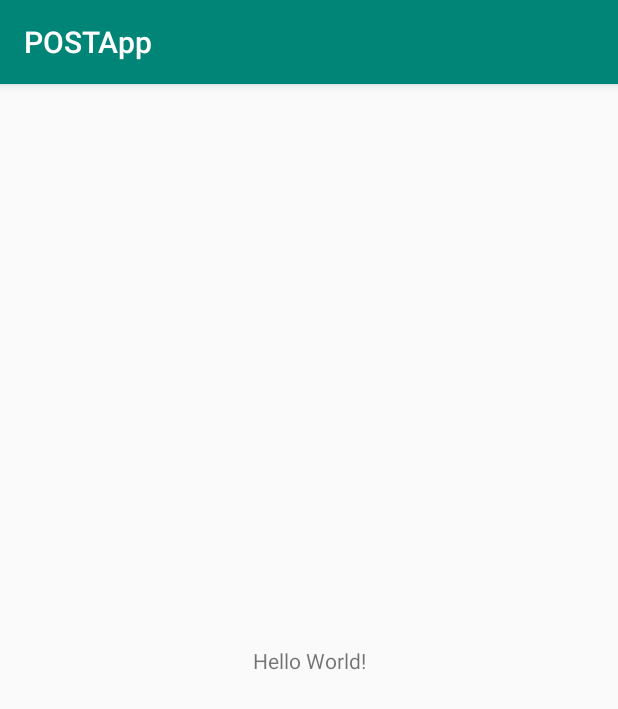
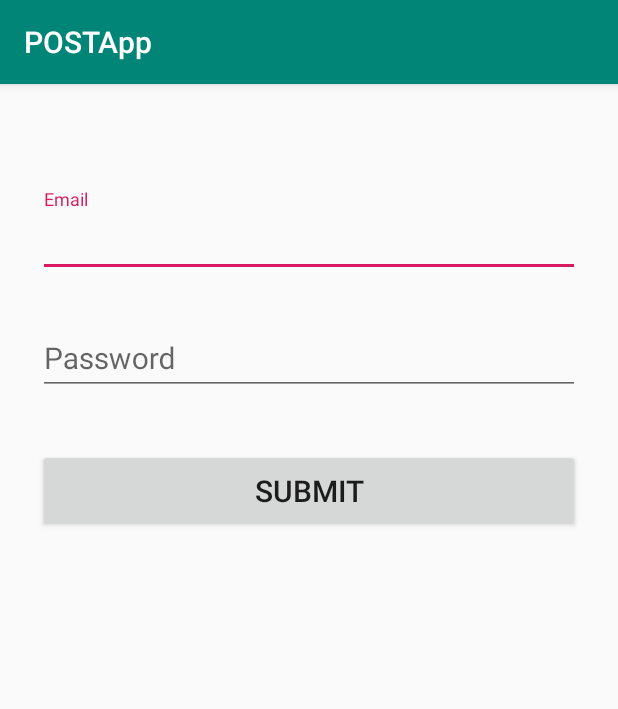
Before and after one commit to saarthak08/POSTApp, an Android app: the screen it shows after launch (MainActivity), on a phone screen of 412 x 824 dp. Shown: the top 709 px of the screen. Run offline under Robolectric (Android 15) with nearby library versions, the phone set to English and light mode, and no system bars.

```diff
--- a/app/build.gradle
+++ b/app/build.gradle
@@ -27,4 +27,6 @@ dependencies {
     testImplementation 'junit:junit:4.12'
     androidTestImplementation 'com.android.support.test:runner:1.0.2'
     androidTestImplementation 'com.android.support.test.espresso:espresso-core:3.0.2'
+    implementation 'com.android.support:support-v4:28.0.0'
+    implementation 'com.android.support:design:28.0.0'
 }
--- a/app/src/main/java/com/sg/postapp/MainActivity.java
+++ b/app/src/main/java/com/sg/postapp/MainActivity.java
@@ -2,12 +2,64 @@ package com.sg.postapp;
 
 import android.support.v7.app.AppCompatActivity;
 import android.os.Bundle;
+import android.util.Log;
+import android.view.View;
+import android.widget.Button;
+import android.widget.EditText;
+import android.widget.TextView;
+
+import com.sg.postapp.model.User;
+import com.sg.postapp.service.POSTAppService;
+import com.sg.postapp.service.RetrofitInstance;
+
+import retrofit2.Call;
+import retrofit2.Callback;
+import retrofit2.Response;
 
 public class MainActivity extends AppCompatActivity {
+    private EditText email;
+    private EditText password;
+    private TextView result;
+    private Button submitButton;
 
     @Override
     protected void onCreate(Bundle savedInstanceState) {
         super.onCreate(savedInstanceState);
         setContentView(R.layout.activity_main);
+        email=findViewById(R.id.et_email);
+        password=findViewById(R.id.et_password);
+        result=findViewById(R.id.tv_result);
+        submitButton=findViewById(R.id.btn_submit);
+        submitButton.setOnClickListener(new View.OnClickListener() {
+            @Override
+            public void onClick(View v) {
+                postData();
+            }
+        });
+
+    }
+
+    private void postData() {
+        User user=new User();
+        user.setName(email.getText().toString());
+        user.setPassword(password.getText().toString());
+        POSTAppService postAppService= RetrofitInstance.getService();
+        Call<User> call=postAppService.getResutls(user);
+        Log.i("responsetest","Before id: "+user.getId());
+        email.setText("");
+        password.setText("");
+        call.enqueue(new Callback<User>() {
+            @Override
+            public void onResponse(Call<User> call, Response<User> response) {
+                User resultUser=response.body();
+                Log.i("responsetest","After id: "+resultUser.getId());
+                result.setText("ID: "+resultUser.getId());
+            }
+
+            @Override
+            public void onFailure(Call<User> call, Throwable t) {
+
+            }
+        });
     }
 }
--- a/app/src/main/java/com/sg/postapp/service/RetrofitInstance.java
+++ b/app/src/main/java/com/sg/postapp/service/RetrofitInstance.java
@@ -10,7 +10,7 @@ import retrofit2.converter.gson.GsonConverterFactory;
 public class RetrofitInstance {
     private static Retrofit retrofit=null;
     private static String BASE_URL="https://jsonplaceholder.typicode.com/";
-    private static POSTAppService getService()
+    public static POSTAppService getService()
     {
         if(retrofit==null)
         {
--- a/app/src/main/res/layout/activity_main.xml
+++ b/app/src/main/res/layout/activity_main.xml
@@ -1,18 +1,68 @@
 <?xml version="1.0" encoding="utf-8"?>
-<android.support.constraint.ConstraintLayout xmlns:android="http://schemas.android.com/apk/res/android"
-    xmlns:app="http://schemas.android.com/apk/res-auto"
-    xmlns:tools="http://schemas.android.com/tools"
+<ScrollView xmlns:android="http://schemas.android.com/apk/res/android"
     android:layout_width="match_parent"
     android:layout_height="match_parent"
-    tools:context=".MainActivity">
+    android:fitsSystemWindows="true">
 
-    <TextView
-        android:layout_width="wrap_content"
+    <LinearLayout
+        android:layout_width="match_parent"
         android:layout_height="wrap_content"
-        android:text="Hello World!"
-        app:layout_constraintBottom_toBottomOf="parent"
-        app:layout_constraintLeft_toLeftOf="parent"
-        app:layout_constraintRight_toRightOf="parent"
-        app:layout_constraintTop_toTopOf="parent" />
+        android:orientation="vertical"
+        android:paddingLeft="25dp"
+        android:paddingRight="25dp"
+        android:paddingTop="60dp">
 
-</android.support.constraint.ConstraintLayout>
+
+        <!-- Email Label -->
+        <android.support.design.widget.TextInputLayout
+            android:layout_width="match_parent"
+            android:layout_height="wrap_content"
+            android:layout_marginBottom="10dp"
+            android:layout_marginTop="10dp">
+
+            <EditText
+                android:id="@+id/et_email"
+                android:layout_width="match_parent"
+                android:layout_height="wrap_content"
+                android:hint="Email"
+                android:textSize="20sp"
+                android:inputType="textEmailAddress" />
+        </android.support.design.widget.TextInputLayout>
+
+        <!-- Password Label -->
+        <android.support.design.widget.TextInputLayout
+            android:layout_width="match_parent"
+            android:layout_height="wrap_content"
+            android:layout_marginBottom="10dp"
+            android:layout_marginTop="10dp">
+
+            <EditText
+                android:id="@+id/et_password"
+                android:layout_width="match_parent"
+                android:layout_height="wrap_content"
+                android:hint="Password"
+                android:textSize="20sp"
+                android:inputType="textPassword" />
+        </android.support.design.widget.TextInputLayout>
+
+        <android.support.v7.widget.AppCompatButton
+            android:id="@+id/btn_submit"
+            android:layout_width="match_parent"
+            android:layout_height="wrap_content"
+            android:layout_marginBottom="26dp"
+            android:layout_marginTop="26dp"
+            android:padding="14dp"
+            android:textSize="20sp"
+            android:text="Submit" />
+
+
+        <TextView
+            android:id="@+id/tv_result"
+            android:layout_width="match_parent"
+            android:layout_height="wrap_content"
+            android:textSize="40sp"
+            />
+
+
+    </LinearLayout>
+</ScrollView>
```
